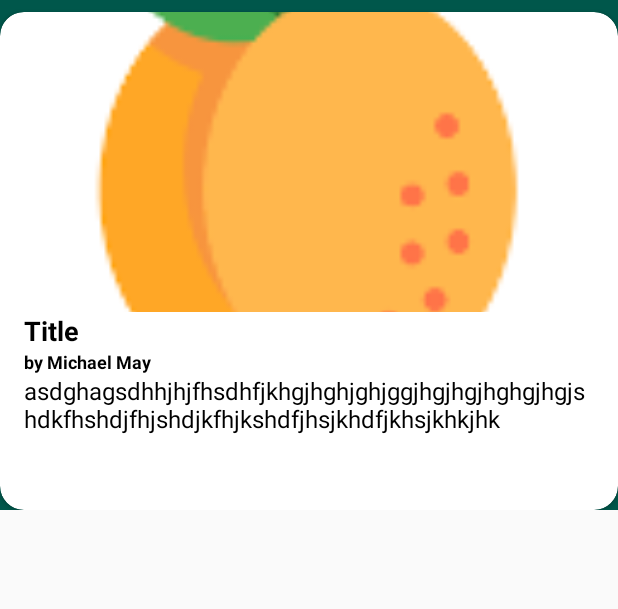
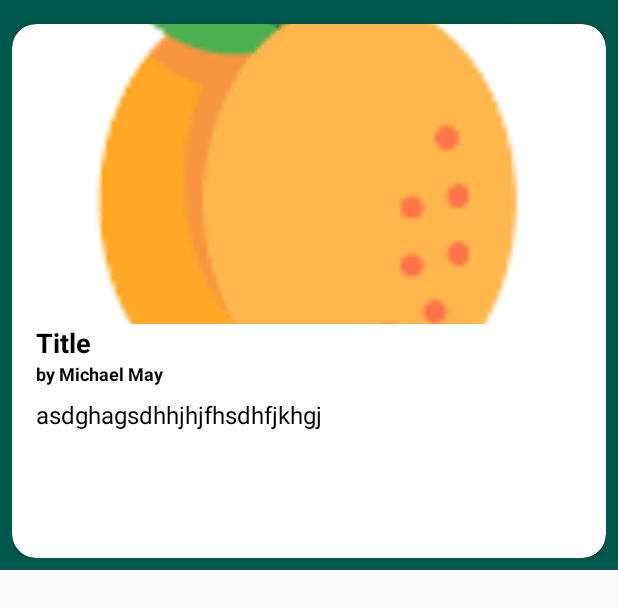
Before and after one commit to maydev99/Aprikot_Old, an Android app: the layout news_card_layout.xml on its own in the app's theme, with its tools: preview values and no code run, on a phone screen of 412 x 824 dp. Shown: the top 609 px of the screen. Run offline under Robolectric (Android 15) with nearby library versions, the phone set to English and light mode, and no system bars.

Commit message:
-Added Click to go to web page -Visual improvement to News Card

```diff
--- a/app/src/main/res/layout/news_card_layout.xml
+++ b/app/src/main/res/layout/news_card_layout.xml
@@ -1,16 +1,17 @@
 <?xml version="1.0" encoding="utf-8"?>
 <LinearLayout xmlns:android="http://schemas.android.com/apk/res/android"
     xmlns:app="http://schemas.android.com/apk/res-auto"
+    android:id="@+id/news_card_container"
     android:layout_width="match_parent"
-    android:layout_height="340dp"
+    android:layout_height="380dp"
+    android:background="@color/colorPrimaryDark"
     android:orientation="vertical"
-    android:id="@+id/news_card_container"
-    android:background="@color/colorPrimaryDark">
+    android:padding="8dp">
 
     <View
         android:layout_width="match_parent"
         android:layout_height="8dp"
-        android:background="@color/colorPrimaryDark"/>
+        android:background="@color/colorPrimaryDark" />
 
 
     <androidx.cardview.widget.CardView
@@ -34,7 +35,7 @@
                     android:id="@+id/news_card_image_view"
                     android:layout_width="match_parent"
                     android:layout_height="match_parent"
-                    android:padding="16dp"
+                    android:padding="8dp"
                     android:scaleType="centerCrop"
                     android:src="@mipmap/ic_launcher" />
 
@@ -45,34 +46,36 @@
                 android:id="@+id/title_text_view"
                 android:layout_width="match_parent"
                 android:layout_height="wrap_content"
-                android:text="Title"
-                android:textStyle="bold"
                 android:paddingLeft="16dp"
                 android:paddingRight="16dp"
+                android:text="Title"
+                android:textColor="@android:color/black"
                 android:textSize="18sp"
-                android:textColor="@android:color/black"/>
+                android:textStyle="bold" />
 
 
             <TextView
                 android:id="@+id/byLine_text_view"
                 android:layout_width="match_parent"
                 android:layout_height="wrap_content"
-                android:textStyle="bold"
                 android:paddingLeft="16dp"
-                android:textSize="12sp"
                 android:paddingRight="16dp"
                 android:text="by Michael May"
-                android:textColor="@android:color/black" />
+                android:textColor="@android:color/black"
+                android:textSize="12sp"
+                android:textStyle="bold" />
+
 
             <TextView
                 android:id="@+id/description_text_view"
                 android:layout_width="match_parent"
-                android:layout_height="100dp"
-                android:textSize="16sp"
+                android:layout_height="110dp"
+                android:paddingTop="8dp"
                 android:paddingLeft="16dp"
                 android:paddingRight="16dp"
-                android:text="asdghagsdhhjhjfhsdhfjkhgjhghjghjggjhgjhgjhghgjhgjshdkfhshdjfhjshdjkfhjkshdfjhsjkhdfjkhsjkhkjhk"
-                android:textColor="@android:color/black" />
+                android:text="asdghagsdhhjhjfhsdhfjkhgj"
+                android:textColor="@android:color/black"
+                android:textSize="16sp" />
 
 
         </LinearLayout>
```
Also changed, not shown: app/src/main/java/com/bombadu/aprikot/ListItem.java (+9 -0 lines), app/src/main/java/com/bombadu/aprikot/NewsProActivity.java (+15 -2 lines).
